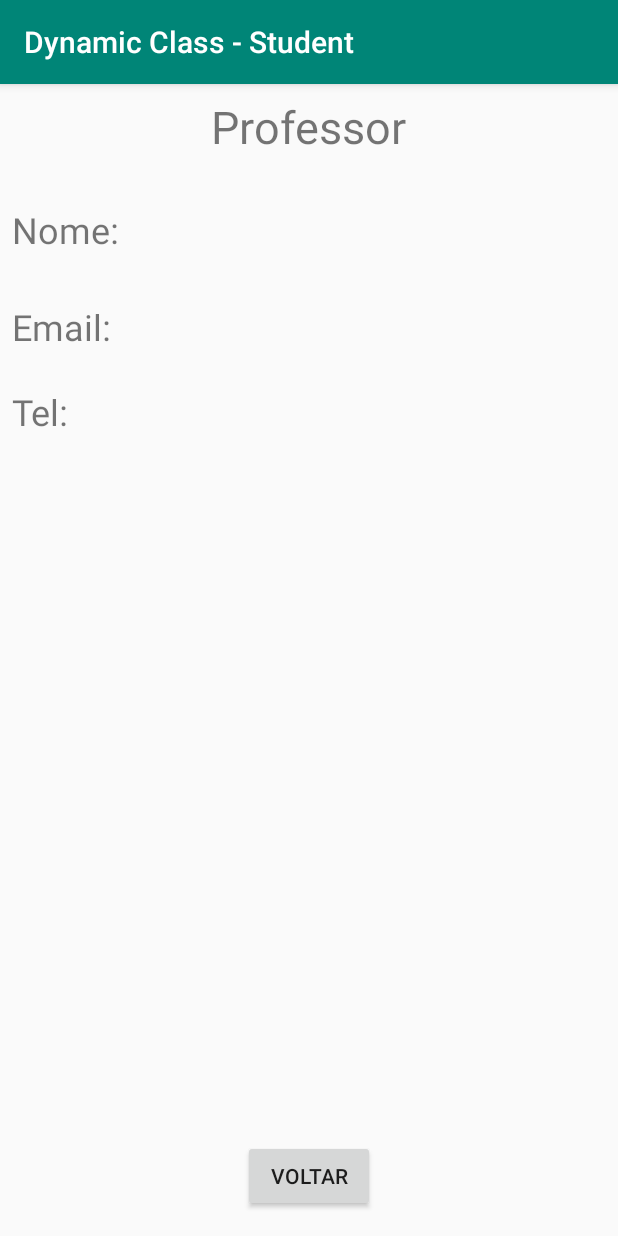
After one commit to Mateus23/DynamicClass-Student, an Android app: the ProfileActivity screen opened directly, with no data from a screen before it, on a phone screen of 412 x 824 dp. The commit adds this screen. Run offline under Robolectric (Android 15) with nearby library versions, the phone set to English and light mode, and no system bars; our stand-ins replace Firebase (no records; nobody signed in at launch, a user with empty details on screens opened directly); 6 statements that could not run were skipped.

Commit message:
New profile activity, new cryptography adapter

```diff
--- /dev/null
+++ b/app/src/main/java/com/example/mateu/dynamicclass_student/ProfileActivity.java
@@ -0,0 +1,81 @@
+package com.example.mateu.dynamicclass_student;
+
+import android.support.v7.app.AppCompatActivity;
+import android.os.Bundle;
+import android.view.View;
+import android.widget.Button;
+import android.widget.TextView;
+import android.widget.Toast;
+
+import com.google.firebase.database.DataSnapshot;
+import com.google.firebase.database.DatabaseError;
+import com.google.firebase.database.DatabaseReference;
+import com.google.firebase.database.FirebaseDatabase;
+import com.google.firebase.database.ValueEventListener;
+
+public class ProfileActivity extends AppCompatActivity {
+
+    String database_path = "Professores/";
+    DatabaseReference databaseReference;
+    TextView nameView, emailView, phoneView, titleView, subjectIDView;
+
+    @Override
+    protected void onCreate(Bundle savedInstanceState) {
+        super.onCreate(savedInstanceState);
+        setContentView(R.layout.activity_profile);
+
+        Bundle b = getIntent().getExtras();
+        String typeOfUser = b.getString("typeOfUser");
+        String userUID = b.getString("userUID");
+        String subjectIndex = b.getString("subjectIndex");
+
+        nameView = findViewById(R.id.nameTextVIew);
+        titleView = findViewById(R.id.typeOfUserTextView);
+        emailView = findViewById(R.id.emailTextView);
+        phoneView = findViewById(R.id.phoneTextView);
+        subjectIDView = findViewById(R.id.subjectNumber);
+
+        if (typeOfUser.equals("Students")) {
+            database_path = "Students/" + userUID;
+            titleView.setText("Aluno");
+        }else{
+            database_path = database_path + userUID;
+            titleView.setText("Professor");
+        }
+        databaseReference = FirebaseDatabase.getInstance().getReference(database_path);
+
+        if (subjectIndex != null){
+            subjectIDView.setVisibility(View.VISIBLE);
+            subjectIDView.setText(subjectIDView.getText().toString() + " " + subjectIndex);
+        }
+
+        Button mBackButton = (Button) findViewById(R.id.backButton);
+        mBackButton.setOnClickListener(new View.OnClickListener() {
+            @Override
+            public void onClick(View view) {
+                ProfileActivity.this.finish();
+            }
+        });
+    }
+
+    @Override
+    public void onStart() {
+        super.onStart();
+        // Check if user is signed in (non-null) and update UI accordingly.
+        databaseReference.addListenerForSingleValueEvent(new ValueEventListener() {
+            @Override
+            public void onDataChange(DataSnapshot dataSnapshot) {
+                nameView.setText(nameView.getText().toString() + dataSnapshot.child("completeName").getValue().toString());
+                emailView.setText(emailView.getText().toString() + dataSnapshot.child("email").getValue().toString());
+                if (dataSnapshot.child("phone").exists()) {
+                    phoneView.setText(phoneView.getText().toString() + dataSnapshot.child("phone").getValue().toString());
+                }
+            }
+
+            @Override
+            public void onCancelled(DatabaseError databaseError) {
+                Toast.makeText(getApplicationContext(), "Nao foi possivel carregar o usuario", Toast.LENGTH_LONG).show();
+            }
+        });
+    }
+}
--- a/app/src/main/res/layout/activity_main.xml
+++ b/app/src/main/res/layout/activity_main.xml
@@ -102,7 +102,7 @@
             app:layout_constraintTop_toTopOf="parent" />
 
         <Button
-            android:id="@+id/myProfileButton"
+            android:id="@+id/profileButton"
             android:layout_width="200dp"
             android:layout_height="wrap_content"
             android:layout_marginTop="8dp"
--- /dev/null
+++ b/app/src/main/res/layout/activity_profile.xml
@@ -0,0 +1,99 @@
+<?xml version="1.0" encoding="utf-8"?>
+<android.support.constraint.ConstraintLayout xmlns:android="http://schemas.android.com/apk/res/android"
+    xmlns:app="http://schemas.android.com/apk/res-auto"
+    xmlns:tools="http://schemas.android.com/tools"
+    android:layout_width="match_parent"
+    android:layout_height="match_parent"
+    tools:context=".ProfileActivity">
+
+    <TextView
+        android:id="@+id/typeOfUserTextView"
+        android:layout_width="wrap_content"
+        android:layout_height="wrap_content"
+        android:layout_marginStart="8dp"
+        android:layout_marginLeft="8dp"
+        android:layout_marginTop="8dp"
+        android:layout_marginEnd="8dp"
+        android:layout_marginRight="8dp"
+        android:text="Usuário"
+        android:textSize="30sp"
+        app:layout_constraintEnd_toEndOf="parent"
+        app:layout_constraintStart_toStartOf="parent"
+        app:layout_constraintTop_toTopOf="parent" />
+
+    <TextView
+        android:id="@+id/nameTextVIew"
+        android:layout_width="0dp"
+        android:layout_height="wrap_content"
+        android:layout_marginStart="8dp"
+        android:layout_marginLeft="8dp"
+        android:layout_marginTop="32dp"
+        android:layout_marginEnd="8dp"
+        android:layout_marginRight="8dp"
+        android:text="Nome:  "
+        android:textSize="24sp"
+        app:layout_constraintEnd_toEndOf="parent"
+        app:layout_constraintStart_toStartOf="parent"
+        app:layout_constraintTop_toBottomOf="@+id/typeOfUserTextView" />
+
+    <TextView
+        android:id="@+id/emailTextView"
+        android:layout_width="0dp"
+        android:layout_height="wrap_content"
+        android:layout_marginStart="8dp"
+        android:layout_marginLeft="8dp"
+        android:layout_marginTop="32dp"
+        android:layout_marginEnd="8dp"
+        android:layout_marginRight="8dp"
+        android:text="Email:  "
+        android:textSize="24sp"
+        app:layout_constraintEnd_toEndOf="parent"
+        app:layout_constraintStart_toStartOf="parent"
+        app:layout_constraintTop_toBottomOf="@+id/nameTextVIew" />
+
+    <TextView
+        android:id="@+id/phoneTextView"
+        android:layout_width="0dp"
+        android:layout_height="wrap_content"
+        android:layout_marginStart="8dp"
+        android:layout_marginLeft="8dp"
+        android:layout_marginTop="24dp"
+        android:layout_marginEnd="8dp"
+        android:layout_marginRight="8dp"
+        android:text="Tel:  "
+        android:textSize="24sp"
+        app:layout_constraintEnd_toEndOf="parent"
+        app:layout_constraintStart_toStartOf="parent"
+        app:layout_constraintTop_toBottomOf="@+id/emailTextView" />
+
+    <Button
+        android:id="@+id/backButton"
+        android:layout_width="wrap_content"
+        android:layout_height="wrap_content"
+        android:layout_marginStart="8dp"
+        android:layout_marginLeft="8dp"
+        android:layout_marginEnd="8dp"
+        android:layout_marginRight="8dp"
+        android:layout_marginBottom="16dp"
+        android:text="Voltar"
+        app:layout_constraintBottom_toBottomOf="parent"
+        app:layout_constraintEnd_toEndOf="parent"
+        app:layout_constraintStart_toStartOf="parent" />
+
+    <TextView
+        android:id="@+id/subjectNumber"
+        android:layout_width="0dp"
+        android:layout_height="wrap_content"
+        android:layout_marginStart="8dp"
+        android:layout_marginLeft="8dp"
+        android:layout_marginTop="24dp"
+        android:layout_marginEnd="8dp"
+        android:layout_marginRight="8dp"
+        android:text="ID na turma:  "
+        android:textSize="24sp"
+        android:visibility="invisible"
+        app:layout_constraintEnd_toEndOf="parent"
+        app:layout_constraintStart_toStartOf="parent"
+        app:layout_constraintTop_toBottomOf="@+id/phoneTextView" />
+
+</android.support.constraint.ConstraintLayout>
```
Also changed, not shown: app/src/main/AndroidManifest.xml (+21 -13 lines), app/src/main/java/com/example/mateu/dynamicclass_student/CryptographyAdapter.java (added, +52 -0 lines), app/src/main/java/com/example/mateu/dynamicclass_student/MainActivity.java (+15 -0 lines), app/src/main/java/com/example/mateu/dynamicclass_student/SubjectActivity.java (+6 -9 lines), app/src/main/res/layout/activity_subject.xml (+0 -16 lines).
